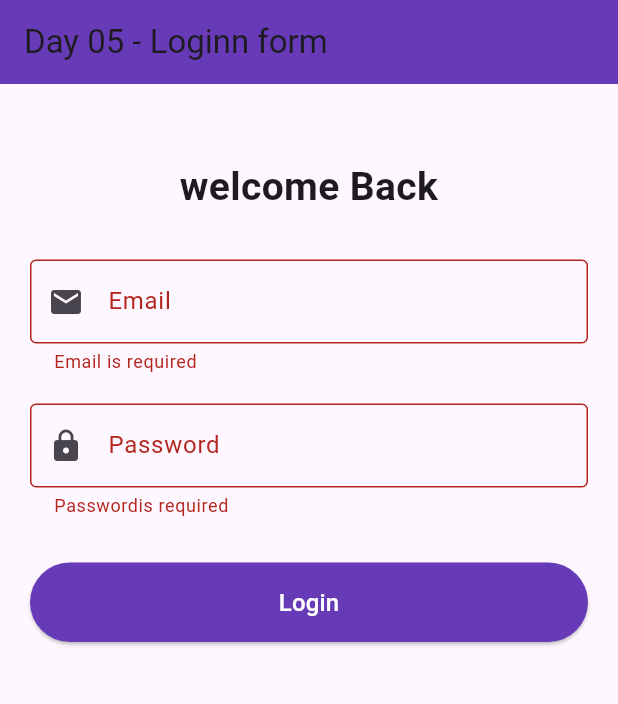
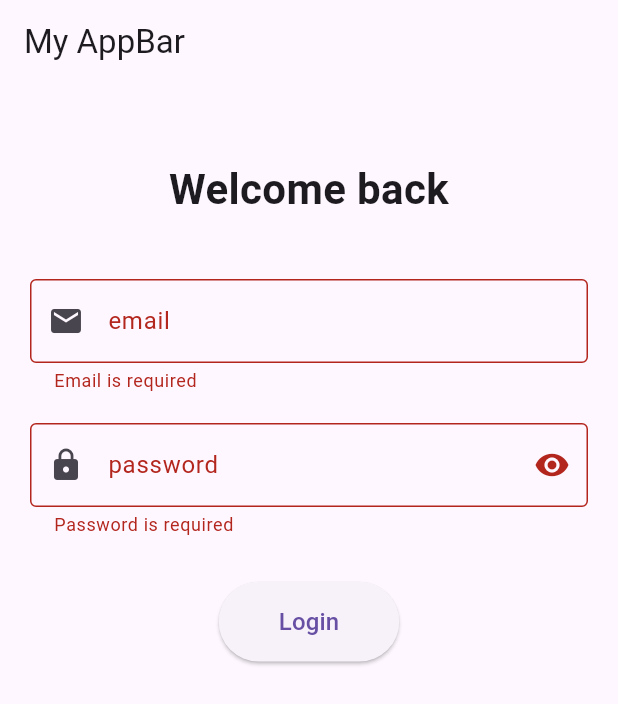
Before and after one commit to fleuryleentaco/flutter-learning, a Flutter app: the screen it shows after launch, after a tap on "Login", on a phone screen of 412 x 824 dp. Shown: the top 704 px of the screen. Run offline on Flutter 3.47's test engine with Material 3 defaults, Android fonts, the phone set to English and light mode, and no system bars.

Commit message:
Day 05: Login form with validation, loading and password toggle

```diff
--- a/day05_forms/lib/main.dart
+++ b/day05_forms/lib/main.dart
@@ -11,8 +11,9 @@ class MyApp extends StatelessWidget {
   Widget build(BuildContext context) {
     return MaterialApp(
       debugShowCheckedModeBanner: false,
-      title: 'Day 05 Forms',
-      home: const LoginScreen(),
+      title: 'flutter demo',
+      theme: ThemeData(primarySwatch: Colors.deepPurple),
+      home: LoginScreen(),
     );
   }
 }
@@ -25,31 +26,31 @@ class LoginScreen extends StatefulWidget {
 }
 
 class _LoginScreenState extends State<LoginScreen> {
-  //key du formulaire
-  final _formKey = GlobalKey<FormState>();
+  //formKey
+  final GlobalKey<FormState> _formKey = GlobalKey<FormState>();
 
+  //controllers
   final TextEditingController emailController = TextEditingController();
   final TextEditingController passwordController = TextEditingController();
 
   bool isLoading = false;
-  String message = '';
+  bool hidePassword = true;
+  String feedbackMessage = '';
 
-  void submitForm() {
-    if (_formKey.currentState!.validate()) {
+  void submitLogin() {
+    if (!_formKey.currentState!.validate()) return;
+
     setState(() {
       isLoading = true;
-        message = '';
+      feedbackMessage = '';
     });
-
-      // simulation d'un login (api plus tard)
 
     Future.delayed(const Duration(seconds: 2), () {
       setState(() {
         isLoading = false;
-          message = 'Login successful';
+        feedbackMessage = 'Login successful';
       });
     });
-    }
   }
 
   @override
@@ -62,32 +63,28 @@ class _LoginScreenState extends State<LoginScreen> {
   @override
   Widget build(BuildContext context) {
     return Scaffold(
-      appBar: AppBar(
-        title: Text('Day 05 - Loginn form'),
-        backgroundColor: Colors.deepPurple,
-      ),
+      appBar: AppBar(title: Text('My AppBar')),
       body: SingleChildScrollView(
-        padding: const EdgeInsets.all(20),
+        padding: EdgeInsets.all(20),
         child: Form(
           key: _formKey,
           child: Column(
-            crossAxisAlignment: CrossAxisAlignment.stretch,
             children: [
               const SizedBox(height: 30),
 
               const Text(
-                'welcome Back',
+                'Welcome back',
                 textAlign: TextAlign.center,
-                style: TextStyle(fontSize: 26, fontWeight: FontWeight.bold),
+                style: TextStyle(fontSize: 28, fontWeight: FontWeight.bold),
               ),
-              const SizedBox(height: 30),
+              const SizedBox(height: 40),
 
-              //Email
+              //email
               TextFormField(
                 controller: emailController,
                 keyboardType: TextInputType.emailAddress,
-                decoration: const InputDecoration(
-                  labelText: 'Email',
+                decoration: InputDecoration(
+                  labelText: 'email',
                   border: OutlineInputBorder(),
                   prefixIcon: Icon(Icons.email),
                 ),
@@ -95,7 +92,7 @@ class _LoginScreenState extends State<LoginScreen> {
                   if (value == null || value.isEmpty) {
                     return 'Email is required';
                   }
-                  if (!value.contains('@')) {
+                  if (!value.contains('@') || !value.contains('.')) {
                     return 'Enter a valid email';
                   }
                   return null;
@@ -104,51 +101,75 @@ class _LoginScreenState extends State<LoginScreen> {
 
               const SizedBox(height: 20),
 
-              //Password
+              //password
               TextFormField(
                 controller: passwordController,
-                obscureText: true,
-                decoration: const InputDecoration(
-                  labelText: 'Password',
+                obscureText: hidePassword,
+                decoration: InputDecoration(
+                  labelText: 'password',
                   border: OutlineInputBorder(),
                   prefixIcon: Icon(Icons.lock),
+                  suffixIcon: IconButton(
+                    icon: Icon(
+                      hidePassword ? Icons.visibility : Icons.visibility_off,
                     ),
+                    onPressed: () {
+                      setState(() {
+                        hidePassword = !hidePassword;
+                      });
+                    },
+                  ),
+                ),
+
                 validator: (value) {
                   if (value == null || value.isEmpty) {
-                    return 'Passwordis required';
+                    return 'Password is required';
                   }
                   if (value.length < 6) {
-                    return 'Minimum 6 caracters';
+                    return 'Minimun 6 Characters';
                   }
+
                   return null;
                 },
               ),
+
               const SizedBox(height:30),
+
+              //LoginButton
 
               ElevatedButton(
                 style:ElevatedButton.styleFrom(
-                  backgroundColor: Colors.deepPurple,
-                  padding: const EdgeInsets.symmetric(vertical:15),
+                  padding:EdgeInsets.symmetric(vertical: 15, horizontal: 40)
                 ),
-                onPressed: isLoading ? null : submitForm,
+                onPressed: isLoading ? null :submitLogin,
+
                 child: isLoading
-                ? const CircularProgressIndicator(color:Colors.white)
+                ? const SizedBox(
+                  height:22,
+                  width:22,
+                  child:CircularProgressIndicator(
+                    strokeAlign:2,
+                    color:Colors.white,
+                  )
+                )
                 : const Text(
                   'Login',
-                  style:TextStyle(fontSize:16, color:Colors.white,)
+                  style:TextStyle(fontSize:16)
                 )
               ),
 
               const SizedBox(height:20),
 
-              //message
-
-              if(message.isNotEmpty)
+              //feedback
+              if(feedbackMessage.isNotEmpty)
               Text(
-
-                message,
-                textAlign:TextAlign.center,
-                style: const TextStyle(color: Colors.green, fontWeight: FontWeight.bold)
+                feedbackMessage,
+                textAlign: TextAlign.center,
+                style:TextStyle(
+                  color:Colors.green,
+                  fontSize:16,
+                  fontWeight:FontWeight.bold,
+                )
               )
             ],
           ),
```
Lines whose indentation alone changed are shown as unchanged.
